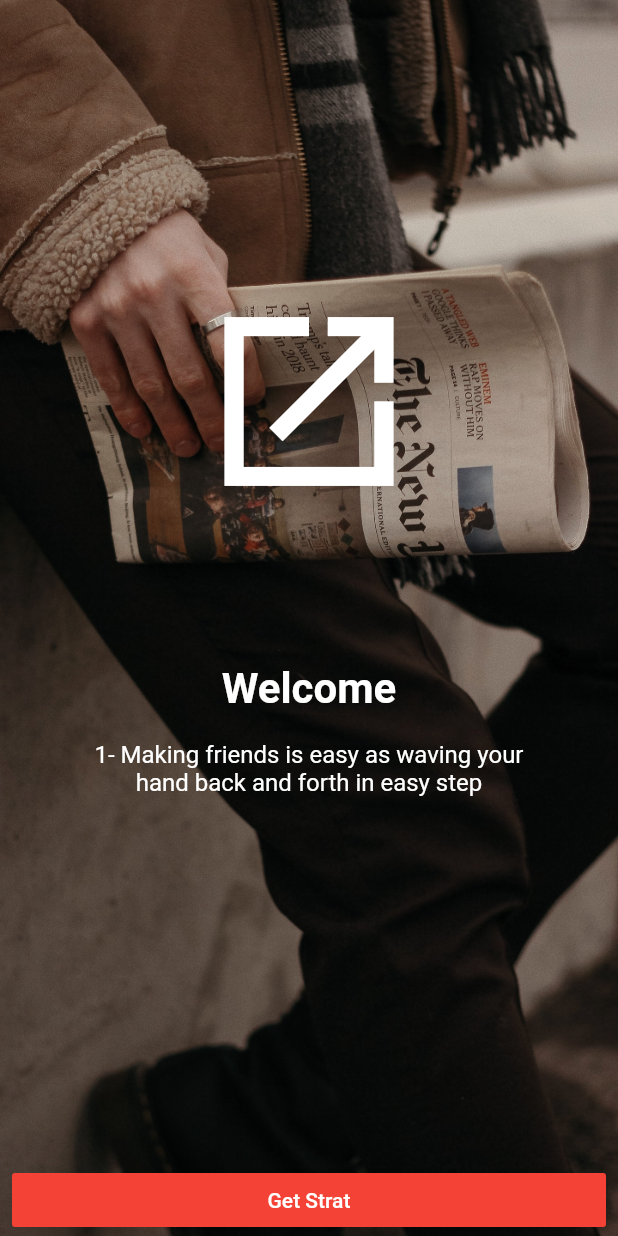
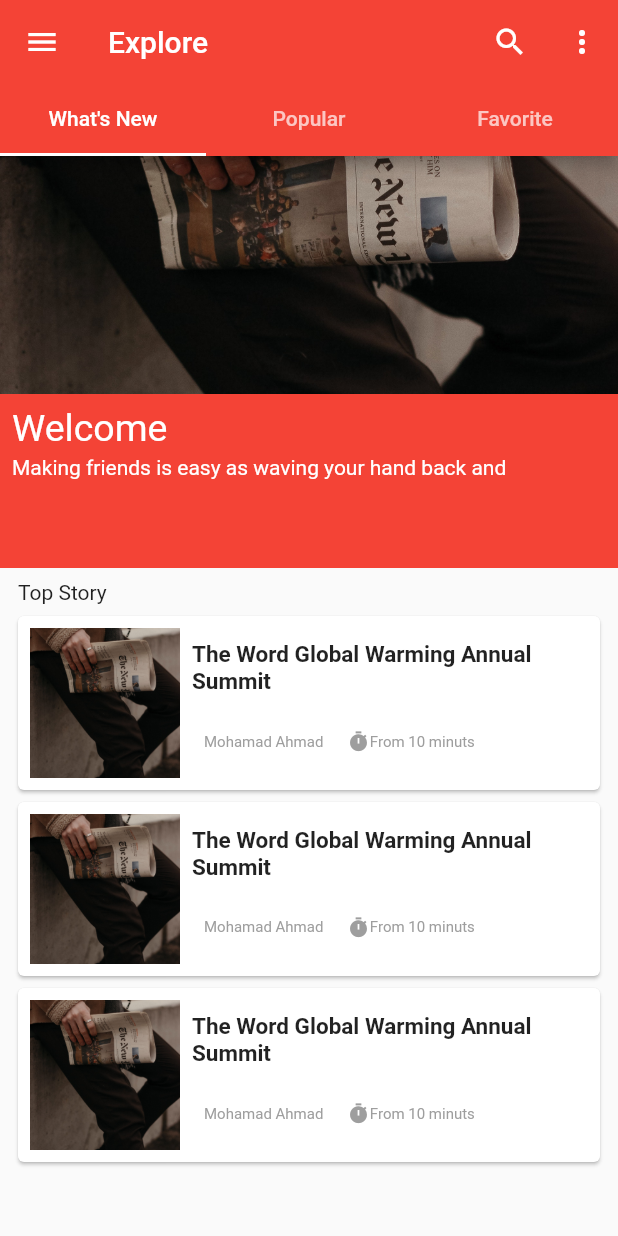
Before and after one commit to Ammarazab/News_App, a Flutter app: the screen it shows after launch, after a tap on "Get Strat", on a phone screen of 412 x 824 dp. Run offline on Flutter 3.47's test engine with Material 2 defaults, Android fonts, the phone set to English and light mode, and no system bars; our stand-ins replace shared_preferences; missing offline and left inert: page_view_indicator.

Commit message:
new screen

```diff
--- a/news_app_flutter/lib/main.dart
+++ b/news_app_flutter/lib/main.dart
@@ -1,15 +1,30 @@
 import 'package:flutter/material.dart';
+import 'package:news_app_flutter/screens/home.dart';
 import 'package:news_app_flutter/screens/onboarding.dart';
+import 'package:news_app_flutter/utilities/apptheme.dart';
+import 'package:shared_preferences/shared_preferences.dart';
 
-void main() {
-  runApp(NewsApp());
+void main() async {
+  WidgetsFlutterBinding.ensureInitialized();
+  SharedPreferences prefs = await SharedPreferences.getInstance();
+  Widget _screen;
+  bool seen = prefs.getBool('seen');
+  if (seen == false || seen == null) {
+    _screen = OnboardingScreen();
+  } else {
+    _screen = HomeScreen();
+  }
+  runApp(NewsApp(_screen));
 }
 
 class NewsApp extends StatelessWidget {
+  final Widget _screen;
+ NewsApp(this._screen);
   @override
   Widget build(BuildContext context) {
     return MaterialApp(
-      home: OnboardingScreen(),
+      theme: AppTheme.appTheme,
+      home: this._screen,
     );
   }
 }
--- /dev/null
+++ b/news_app_flutter/lib/models/bourding_home_news.dart
@@ -0,0 +1,12 @@
+class BoardingHomeModel {
+  String _title;
+  String _image;
+   String _description;
+
+  BoardingHomeModel(this._title, this._image, this._description );
+
+  String get image => _image;
+  String get description => _description;
+
+  String get title => _title;
+}
--- /dev/null
+++ b/news_app_flutter/lib/screens/home.dart
@@ -0,0 +1,66 @@
+import 'package:flutter/material.dart';
+import 'package:news_app_flutter/screens/home_tabs/firsttabs.dart';
+import 'package:news_app_flutter/screens/home_tabs/secondtabs.dart';
+import 'package:news_app_flutter/screens/home_tabs/thiredtans.dart';
+import 'package:news_app_flutter/shared_ui/navigation_drawer.dart';
+
+
+class HomeScreen extends StatefulWidget {
+  @override
+  _HomeScreenState createState() => _HomeScreenState();
+}
+
+class _HomeScreenState extends State<HomeScreen> with SingleTickerProviderStateMixin{
+  TabController _tabController ;
+  @override
+  void initState() {
+    super.initState();
+    _tabController = TabController(initialIndex: 0, length: 3 , vsync: this);
+  }
+
+  TabBar _tabBar() {
+    return TabBar(
+      tabs: [
+        Tab(
+          // icon: Icon(Icons.new_releases_outlined) ,
+          text: "What's New",
+        ),
+        Tab(
+          text: 'Popular',
+        ),
+        Tab(
+          text: 'Favorite',
+        ),
+      ],
+      controller: _tabController,
+    );
+  }
+
+  @override
+  Widget build(BuildContext context) {
+    return Scaffold(
+      appBar: AppBar(
+        title: Text("Explore"),
+        centerTitle: false,
+        actions: [
+          IconButton(
+            icon: Icon(Icons.search),
+            onPressed: () {},
+          ),
+          IconButton(
+            icon: Icon(Icons.more_vert),
+            onPressed: () {},
+          ),
+        ],
+        bottom: _tabBar(),
+      ),
+      drawer: Navigatordrawer(),
+      body: TabBarView(children: [
+        FirstTabs(),
+        SecondTabs(),
+        ThiredTabs(),
+      ],
+      controller: _tabController,),
+    );
+  }
+}
--- /dev/null
+++ b/news_app_flutter/lib/screens/home_tabs/firsttabs.dart
@@ -0,0 +1,196 @@
+import "package:flutter/material.dart";
+import 'package:news_app_flutter/models/bourding_home_news.dart';
+import 'package:news_app_flutter/utilities/apptheme.dart';
+
+class FirstTabs extends StatefulWidget {
+  @override
+  _FirstTabsState createState() => _FirstTabsState();
+}
+
+class _FirstTabsState extends State<FirstTabs> {
+  List<BoardingHomeModel> pages;
+  ValueNotifier<int> _pageViewNotifier = ValueNotifier(0);
+
+  @override
+  Widget build(BuildContext context) {
+    _addPages();
+    return SingleChildScrollView(
+        child: Column(
+      children: [_images(), _topnews()],
+    ));
+  }
+
+  void _addPages() {
+    pages = <BoardingHomeModel>[];
+    pages.add(BoardingHomeModel(
+      'Welcome',
+      'assets/bg1.jpg',
+      'Making friends is easy as waving your hand back and',
+    ));
+    pages.add(BoardingHomeModel(
+      'Alarm',
+      'assets/bg2.jpg',
+      'Making friends is easy as waving your hand back and',
+    ));
+    pages.add(BoardingHomeModel(
+      'Print',
+      'assets/bg3.jpg',
+      'Making friends is easy as waving your hand back and',
+    ));
+    pages.add(BoardingHomeModel(
+      'Map',
+      'assets/bg4.jpg',
+      'Making friends is easy as waving your hand back and',
+    ));
+  }
+
+  Widget _topnews() {
+    return Container(
+      child: Padding(
+        padding: const EdgeInsets.all(8.0),
+        child: Align(
+          alignment: Alignment.centerLeft,
+          child: Column(
+            crossAxisAlignment: CrossAxisAlignment.start,
+            children: [
+              Padding(
+                padding: const EdgeInsets.only(left: 4, bottom: 4),
+                child: Text("Top Story"),
+              ),
+              _topstory(),
+              _topstory(),
+              _topstory()
+            ],
+          ),
+        ),
+      ),
+    );
+  }
+
+  Widget _topstory() {
+    return Card(
+      child: Column(
+        children: [
+          Padding(
+            padding: const EdgeInsets.all(8.0),
+            child: Row(
+              children: [
+                SizedBox(
+                  width: 100.00,
+                  height: 100.00,
+                  child: Image(
+                    image: ExactAssetImage('assets/bg1.jpg'),
+                    fit: BoxFit.cover,
+                  ),
+                ),
+                SizedBox(
+                  width: 8,
+                ),
+                Expanded(
+                  child: Column(
+                    crossAxisAlignment: CrossAxisAlignment.start,
+                    children: [
+                      Text(
+                        'The Word Global Warming Annual Summit',
+                        maxLines: 2,
+                        style: TextStyle(
+                            fontSize: 15, fontWeight: FontWeight.w600),
+                      ),
+                      SizedBox(
+                        height: 16,
+                      ),
+                      Padding(
+                        padding: const EdgeInsets.all(8.0),
+                        child: Row(
+                          children: [
+                            Text(
+                              'Mohamad Ahmad',
+                              style:
+                                  TextStyle(fontSize: 10, color: Colors.grey),
+                            ),
+                            Padding(
+                              padding: const EdgeInsets.only(left: 16.0),
+                              child: Icon(
+                                Icons.timer,
+                                color: Colors.grey,
+                                size: 15,
+                              ),
+                            ),
+                            Text(
+                              'From 10 minuts',
+                              style:
+                                  TextStyle(fontSize: 10, color: Colors.grey),
+                            ),
+                          ],
+                        ),
+                      ),
+                    ],
+                  ),
+                ),
+              ],
+            ),
+          ),
+        ],
+      ),
+    );
+  }
+
+  Widget _images() {
+    return Container(
+        width: MediaQuery.of(context).size.width,
+        height: MediaQuery.of(context).size.height / 3,
+        child: PageView.builder(
+          itemBuilder: (context, index) {
+            return Stack(children: <Widget>[
+              Container(
+                width: MediaQuery.of(context).size.width,
+                height: MediaQuery.of(context).size.height / 4,
+                decoration: BoxDecoration(
+                  image: DecorationImage(
+                    image: ExactAssetImage(
+                      pages[index].image,
+                    ),
+                    fit: BoxFit.cover,
+                  ),
+                ),
+              ),
+              Transform.translate(
+                  offset: Offset(0, 90),
+                  child: Align(
+                    alignment: Alignment.centerLeft,
+                    child: Container(
+                      width: MediaQuery.of(context).size.width,
+                      height: MediaQuery.of(context).size.height / 6,
+                      child: Padding(
+                        padding: const EdgeInsets.all(8.0),
+                        child: Column(
+                          crossAxisAlignment: CrossAxisAlignment.start,
+                          children: [
+                            Text(
+                              pages[index].title,
+                              style:
+                                  TextStyle(color: Colors.white, fontSize: 25),
+                            ),
+                            Padding(
+                              padding: const EdgeInsets.only(top: 4),
+                              child: Text(
+                                pages[index].description,
+                                style: TextStyle(color: Colors.white),
+                              ),
+                            ),
+                          ],
+                        ),
+                      ),
+                      decoration:
+                          BoxDecoration(color: AppTheme.appTheme.primaryColor),
+                    ),
+                  ))
+            ]);
+          },
+          itemCount: pages.length,
+          onPageChanged: (index) {
+            _pageViewNotifier.value = index;
+          },
+        ));
+  }
+}
--- /dev/null
+++ b/news_app_flutter/lib/screens/home_tabs/secondtabs.dart
@@ -0,0 +1,15 @@
+import "package:flutter/material.dart";
+
+class SecondTabs extends StatefulWidget {
+  @override
+  _SecondTabsState createState() => _SecondTabsState();
+}
+
+class _SecondTabsState extends State<SecondTabs> {
+  @override
+  Widget build(BuildContext context) {
+    return Container(
+
+    );
+  }
+}
--- /dev/null
+++ b/news_app_flutter/lib/screens/home_tabs/thiredtans.dart
@@ -0,0 +1,15 @@
+import "package:flutter/material.dart";
+
+class ThiredTabs extends StatefulWidget {
+  @override
+  _ThiredTabsState createState() => _ThiredTabsState();
+}
+
+class _ThiredTabsState extends State<ThiredTabs> {
+  @override
+  Widget build(BuildContext context) {
+    return Container(
+
+    );
+  }
+}
--- a/news_app_flutter/lib/screens/onboarding.dart
+++ b/news_app_flutter/lib/screens/onboarding.dart
@@ -1,5 +1,8 @@
 import 'package:flutter/material.dart';
 import 'package:news_app_flutter/models/bourding_model.dart';
+import 'package:news_app_flutter/screens/home.dart';
+import 'package:page_view_indicator/page_view_indicator.dart';
+import 'package:shared_preferences/shared_preferences.dart';
 
 class OnboardingScreen extends StatefulWidget {
   @override
@@ -8,9 +11,10 @@ class OnboardingScreen extends StatefulWidget {
 
 class _OnboardingScreenState extends State<OnboardingScreen> {
   List<BoardingModel> pages;
+  ValueNotifier<int> _pageViewNotifier = ValueNotifier(0);
 
   void _addPages() {
-    pages = List<BoardingModel>();
+    pages = <BoardingModel>[];
     pages.add(BoardingModel(
         'Welcome',
         '1- Making friends is easy as waving your hand back and forth in easy step',
@@ -92,14 +96,28 @@ class _OnboardingScreenState extends State<OnboardingScreen> {
           );
         },
         itemCount: pages.length,
-        onPageChanged: (index) {},
+        onPageChanged: (index) {
+          _pageViewNotifier.value = index;
+        },
       )),
+      Transform.translate(
+        offset: Offset(0, 175),
+        child: Align(
+          alignment: Alignment.center,
+          child: _pageIndicators(pages.length),
+        ),
+      ),
       Align(
         alignment: Alignment.bottomCenter,
         child: SizedBox(
           width: (MediaQuery.of(context).size.width - 16),
           child: RaisedButton(
-            onPressed: () {},
+            onPressed: () {
+              Navigator.push(context, MaterialPageRoute(builder: (context) {
+                _goto_home();
+                return HomeScreen();
+              }));
+            },
             color: Colors.red,
             child: Text(
               "Get Strat",
@@ -111,4 +129,31 @@ class _OnboardingScreenState extends State<OnboardingScreen> {
       ),
     ]));
   }
+
+  Widget _pageIndicators(int length) {
+    return PageViewIndicator(
+      pageIndexNotifier: _pageViewNotifier,
+      length: length,
+      normalBuilder: (animationController, index) => Circle(
+        size: 8.0,
+        color: Colors.grey,
+      ),
+      highlightedBuilder: (animationController, index) => ScaleTransition(
+        scale: CurvedAnimation(
+          parent: animationController,
+          curve: Curves.ease,
+        ),
+        child: Circle(
+          size: 12.0,
+          color: Colors.red,
+        ),
+      ),
+    );
+  }
+
+  // ignore: non_constant_identifier_names
+  void _goto_home() async {
+    SharedPreferences prefs = await SharedPreferences.getInstance();
+    prefs.setBool('seen', true);
+  }
 }
--- /dev/null
+++ b/news_app_flutter/lib/shared_ui/navigation_drawer.dart
@@ -0,0 +1,18 @@
+import 'package:flutter/material.dart';
+
+// ignore: camel_case_types
+class Navigatordrawer extends StatefulWidget {
+  @override
+  _NavigatordrawerState createState() => _NavigatordrawerState();
+}
+
+// ignore: camel_case_types
+class _NavigatordrawerState extends State<Navigatordrawer> {
+  @override
+  Widget build(BuildContext context) {
+    return Drawer(
+
+
+    );
+  }
+}
--- /dev/null
+++ b/news_app_flutter/lib/utilities/apptheme.dart
@@ -0,0 +1,9 @@
+import 'package:flutter/material.dart';
+
+class AppTheme {
+  static ThemeData appTheme = ThemeData(
+    primaryColor: Colors.red,
+    accentColor: Colors.white,
+
+  );
+}
--- a/news_app_flutter/pubspec.yaml
+++ b/news_app_flutter/pubspec.yaml
@@ -28,6 +28,8 @@ dependencies:
   # The following adds the Cupertino Icons font to your application.
   # Use with the CupertinoIcons class for iOS style icons.
   cupertino_icons:
+  page_view_indicator:
+  shared_preferences:
 
 dev_dependencies:
   flutter_test:
```
Also changed, not shown: news_app_flutter/pubspec.lock.
